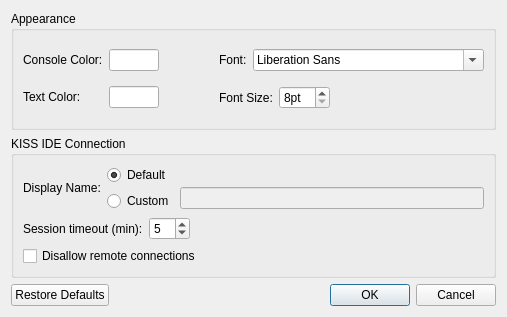
Qt form ui/SettingsDialog.ui (kipr/computer) before a commit.
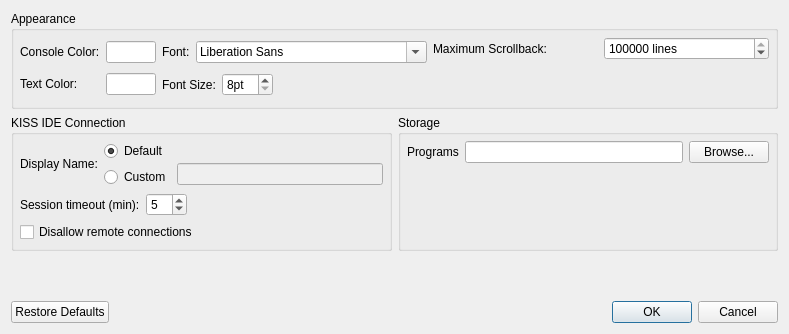
The same form after that commit. Custom widgets are drawn as their Qt base class.

```diff
--- a/ui/SettingsDialog.ui
+++ b/ui/SettingsDialog.ui
@@ -6,20 +6,182 @@
    <rect>
     <x>0</x>
     <y>0</y>
-    <width>507</width>
-    <height>317</height>
+    <width>789</width>
+    <height>334</height>
    </rect>
   </property>
   <property name="windowTitle">
    <string>Settings</string>
   </property>
-  <layout class="QGridLayout" name="gridLayout">
+  <layout class="QVBoxLayout" name="verticalLayout_5">
+   <item>
+    <widget class="QGroupBox" name="appearanceGroup">
+     <property name="title">
+      <string>Appearance</string>
+     </property>
+     <layout class="QHBoxLayout" name="horizontalLayout_2" stretch="0,0,1">
+      <property name="margin">
+       <number>6</number>
+      </property>
+      <item>
+       <layout class="QGridLayout" name="gridLayout_3">
+        <item row="0" column="0">
+         <widget class="QLabel" name="consoleColorLabel">
+          <property name="text">
+           <string>Console Color:</string>
+          </property>
+         </widget>
+        </item>
+        <item row="0" column="1">
+         <widget class="ColorBox" name="consoleColorBox">
+          <property name="maximumSize">
+           <size>
+            <width>50</width>
+            <height>16777215</height>
+           </size>
+          </property>
+          <property name="toolTip">
+           <string>(double click to change)</string>
+          </property>
+         </widget>
+        </item>
    <item row="1" column="0">
+         <widget class="QLabel" name="textColorLabel">
+          <property name="text">
+           <string>Text Color:</string>
+          </property>
+         </widget>
+        </item>
+        <item row="1" column="1">
+         <widget class="ColorBox" name="textColorBox">
+          <property name="maximumSize">
+           <size>
+            <width>50</width>
+            <height>16777215</height>
+           </size>
+          </property>
+          <property name="toolTip">
+           <string>(double click to change)</string>
+          </property>
+         </widget>
+        </item>
+       </layout>
+      </item>
+      <item>
+       <layout class="QVBoxLayout" name="verticalLayout_2">
+        <item>
+         <layout class="QHBoxLayout" name="horizontalLayout_3">
+          <item>
+           <widget class="QLabel" name="fontLabel">
+            <property name="text">
+             <string>Font:</string>
+            </property>
+           </widget>
+          </item>
+          <item>
+           <widget class="QFontComboBox" name="fontBox"/>
+          </item>
+         </layout>
+        </item>
+        <item>
+         <layout class="QHBoxLayout" name="horizontalLayout_4">
+          <item>
+           <widget class="QLabel" name="fontSizeLabel">
+            <property name="text">
+             <string>Font Size:</string>
+            </property>
+           </widget>
+          </item>
+          <item>
+           <widget class="QSpinBox" name="fontSizeBox">
+            <property name="suffix">
+             <string>pt</string>
+            </property>
+            <property name="minimum">
+             <number>8</number>
+            </property>
+            <property name="maximum">
+             <number>36</number>
+            </property>
+           </widget>
+          </item>
+          <item>
+           <spacer name="horizontalSpacer">
+            <property name="orientation">
+             <enum>Qt::Horizontal</enum>
+            </property>
+            <property name="sizeHint" stdset="0">
+             <size>
+              <width>40</width>
+              <height>20</height>
+             </size>
+            </property>
+           </spacer>
+          </item>
+         </layout>
+        </item>
+       </layout>
+      </item>
+      <item>
+       <layout class="QGridLayout" name="gridLayout_4" rowminimumheight="0,0">
+        <item row="0" column="0">
+         <widget class="QLabel" name="label_2">
+          <property name="text">
+           <string>Maximum Scrollback:</string>
+          </property>
+         </widget>
+        </item>
+        <item row="0" column="1">
+         <widget class="QSpinBox" name="scrollback">
+          <property name="suffix">
+           <string> lines</string>
+          </property>
+          <property name="prefix">
+           <string/>
+          </property>
+          <property name="minimum">
+           <number>100</number>
+          </property>
+          <property name="maximum">
+           <number>10000000</number>
+          </property>
+          <property name="singleStep">
+           <number>1000</number>
+          </property>
+          <property name="value">
+           <number>100000</number>
+          </property>
+         </widget>
+        </item>
+        <item row="1" column="0">
+         <spacer name="verticalSpacer_4">
+          <property name="orientation">
+           <enum>Qt::Vertical</enum>
+          </property>
+          <property name="sizeHint" stdset="0">
+           <size>
+            <width>20</width>
+            <height>40</height>
+           </size>
+          </property>
+         </spacer>
+        </item>
+       </layout>
+      </item>
+     </layout>
+    </widget>
+   </item>
+   <item>
+    <layout class="QGridLayout" name="gridLayout" columnminimumwidth="0,0">
+     <item row="0" column="0">
     <widget class="QGroupBox" name="connectionGroup">
      <property name="title">
       <string>KISS IDE Connection</string>
      </property>
      <layout class="QVBoxLayout" name="verticalLayout_4">
+        <property name="margin">
+         <number>6</number>
+        </property>
       <item>
        <layout class="QHBoxLayout" name="horizontalLayout">
         <item>
@@ -132,128 +294,71 @@
      </layout>
     </widget>
    </item>
-   <item row="0" column="0">
-    <widget class="QGroupBox" name="appearanceGroup">
+     <item row="0" column="1">
+      <widget class="QGroupBox" name="groupBox">
      <property name="title">
-      <string>Appearance</string>
-     </property>
-     <layout class="QHBoxLayout" name="horizontalLayout_2">
-      <item>
-       <layout class="QGridLayout" name="gridLayout_3">
-        <item row="0" column="0">
-         <widget class="QLabel" name="consoleColorLabel">
-          <property name="text">
-           <string>Console Color:</string>
-          </property>
-         </widget>
-        </item>
+        <string>Storage</string>
+       </property>
+       <layout class="QGridLayout" name="gridLayout_2">
+        <property name="margin">
+         <number>6</number>
+        </property>
         <item row="0" column="1">
-         <widget class="ColorBox" name="consoleColorBox">
-          <property name="maximumSize">
-           <size>
-            <width>50</width>
-            <height>16777215</height>
-           </size>
+         <widget class="QLineEdit" name="programDirectory">
+          <property name="text">
+           <string/>
           </property>
-          <property name="toolTip">
-           <string>(double click to change)</string>
+          <property name="readOnly">
+           <bool>true</bool>
           </property>
          </widget>
         </item>
-        <item row="1" column="0">
-         <widget class="QLabel" name="textColorLabel">
+        <item row="0" column="2">
+         <widget class="QPushButton" name="programDirectoryBrowse">
           <property name="text">
-           <string>Text Color:</string>
+           <string>Browse...</string>
+          </property>
+         </widget>
+        </item>
+        <item row="0" column="0">
+         <widget class="QLabel" name="label">
+          <property name="text">
+           <string>Programs</string>
           </property>
          </widget>
         </item>
         <item row="1" column="1">
-         <widget class="ColorBox" name="textColorBox">
-          <property name="maximumSize">
-           <size>
-            <width>50</width>
-            <height>16777215</height>
-           </size>
-          </property>
-          <property name="toolTip">
-           <string>(double click to change)</string>
-          </property>
-         </widget>
-        </item>
-       </layout>
-      </item>
-      <item>
-       <spacer name="horizontalSpacer_2">
+         <spacer name="verticalSpacer_3">
         <property name="orientation">
-         <enum>Qt::Horizontal</enum>
+           <enum>Qt::Vertical</enum>
         </property>
         <property name="sizeHint" stdset="0">
          <size>
-          <width>40</width>
-          <height>20</height>
+            <width>20</width>
+            <height>40</height>
          </size>
         </property>
        </spacer>
       </item>
-      <item>
-       <layout class="QVBoxLayout" name="verticalLayout_2">
-        <item>
-         <layout class="QHBoxLayout" name="horizontalLayout_3">
-          <item>
-           <widget class="QLabel" name="fontLabel">
-            <property name="text">
-             <string>Font:</string>
-            </property>
-           </widget>
-          </item>
-          <item>
-           <widget class="QFontComboBox" name="fontBox"/>
-          </item>
+       </layout>
+      </widget>
+     </item>
          </layout>
         </item>
         <item>
-         <layout class="QHBoxLayout" name="horizontalLayout_4">
-          <item>
-           <widget class="QLabel" name="fontSizeLabel">
-            <property name="text">
-             <string>Font Size:</string>
-            </property>
-           </widget>
-          </item>
-          <item>
-           <widget class="QSpinBox" name="fontSizeBox">
-            <property name="suffix">
-             <string>pt</string>
-            </property>
-            <property name="minimum">
-             <number>8</number>
-            </property>
-            <property name="maximum">
-             <number>36</number>
-            </property>
-           </widget>
-          </item>
-          <item>
-           <spacer name="horizontalSpacer">
+    <spacer name="verticalSpacer">
             <property name="orientation">
-             <enum>Qt::Horizontal</enum>
+      <enum>Qt::Vertical</enum>
             </property>
             <property name="sizeHint" stdset="0">
              <size>
-              <width>40</width>
-              <height>20</height>
+       <width>20</width>
+       <height>40</height>
              </size>
             </property>
            </spacer>
           </item>
-         </layout>
-        </item>
-       </layout>
-      </item>
-     </layout>
-    </widget>
-   </item>
-   <item row="4" column="0">
+   <item>
     <layout class="QHBoxLayout" name="horizontalLayout_6">
      <item>
       <widget class="QPushButton" name="defaultButton">
```
Lines whose indentation alone changed are shown as unchanged.
